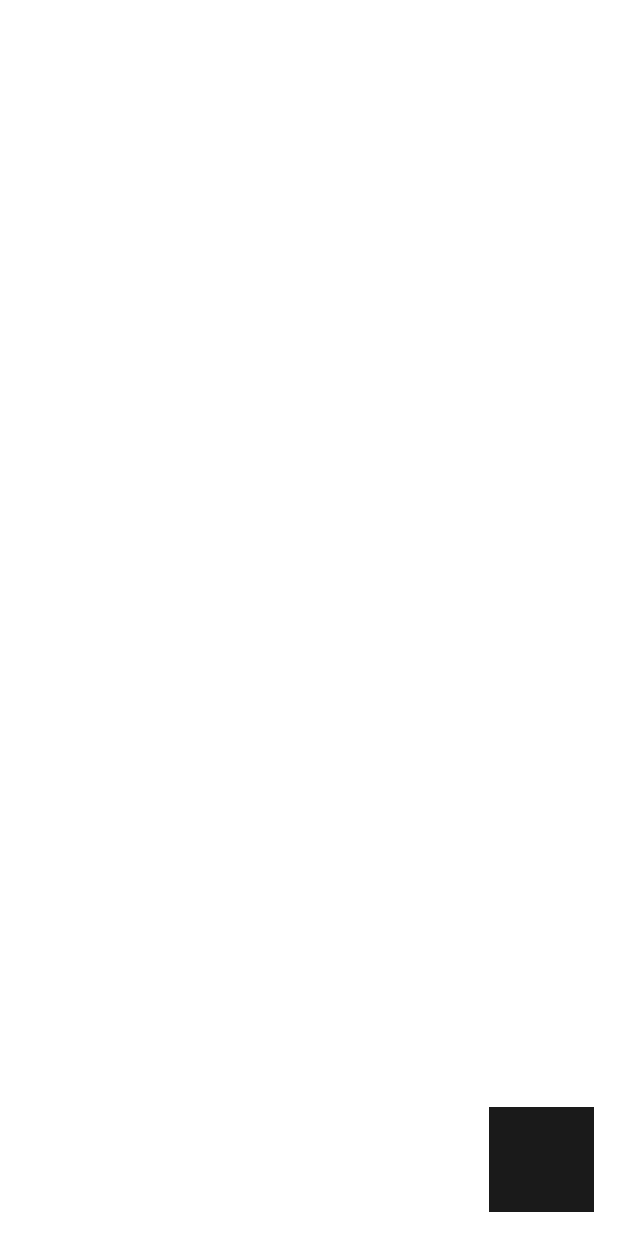
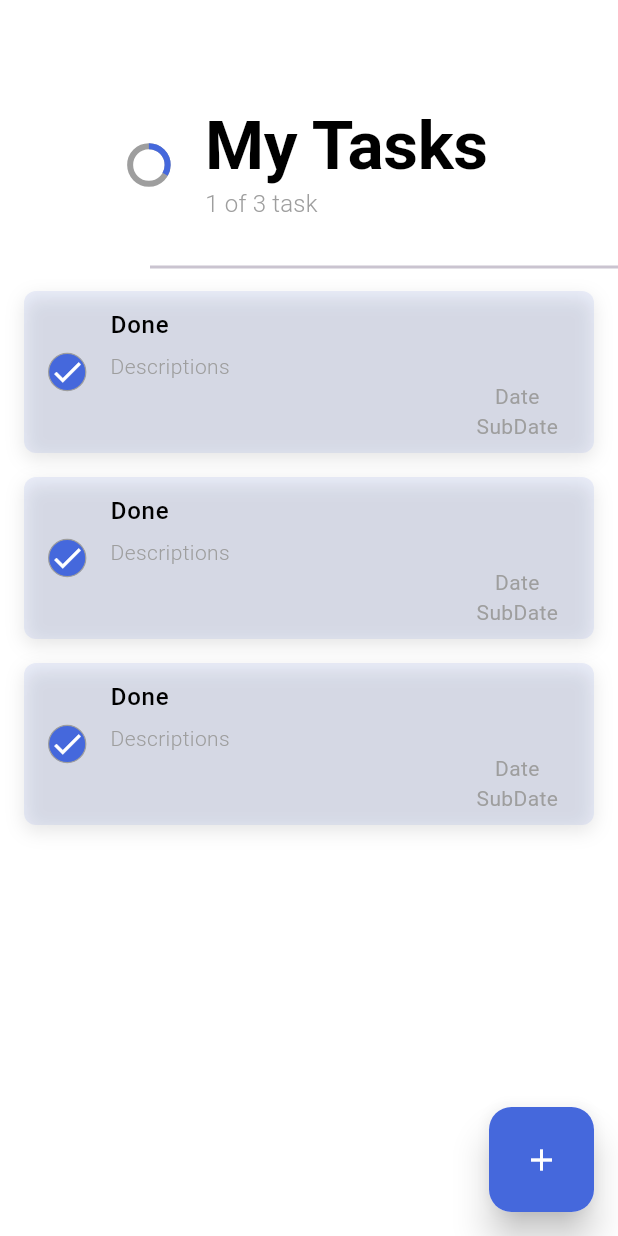
Before and after one commit to ArdaKaanOzturk/task_managament_app_with_flutter_hive, a Flutter app: the screen it shows after launch, on a phone screen of 412 x 824 dp. Run offline on Flutter 3.47's test engine with Material 3 defaults, Android fonts, the light colour scheme and no system bars; our stand-ins replace animate_do, hive_flutter, lottie; accounts and stored records are empty.

Commit message:
task widget & home page done

```diff
--- /dev/null
+++ b/lib/extensions/space_exs.dart
@@ -0,0 +1,15 @@
+import 'package:flutter/material.dart';
+
+extension IntExtension on int? {
+  int validate({int value = 0}){
+    return this ?? value;
+  }
+
+  Widget get h => SizedBox(
+    height: this?.toDouble(),
+  );
+
+  Widget get w => SizedBox(
+    width: this?.toDouble(),
+  );
+}
--- a/lib/main.dart
+++ b/lib/main.dart
@@ -1,12 +1,6 @@
-//? CodeWithFlexz on Instagram
-
-//* AmirBayat0 on Github
-//! Programming with Flexz on Youtube
-
 import 'package:flutter/material.dart';
 import 'package:hive_flutter/hive_flutter.dart';
 import 'package:task_managament_app_with_flutter_hive/views/home/home_view.dart';
-
 
 
 main(){
--- a/lib/utils/app_colors.dart
+++ b/lib/utils/app_colors.dart
@@ -1,7 +1,7 @@
 import 'package:flutter/material.dart';
 
 class AppColors {
-  static const Color primaryColor = Color(0xFF1A1A1A);
+  static const Color primaryColor = Color(0xff4568dc);
   static const List<Color> primaryGradientColor = [
     Color(0xff4568dc),
     Color(0xffb06ab3),
--- /dev/null
+++ b/lib/utils/constants.dart
@@ -0,0 +1 @@
+String lottieURL = 'assets/lottie/1.json';
--- /dev/null
+++ b/lib/views/home/components/fab.dart
@@ -0,0 +1,38 @@
+import 'dart:developer';
+
+import 'package:flutter/material.dart';
+import 'package:task_managament_app_with_flutter_hive/utils/app_colors.dart';
+
+class Fab extends StatelessWidget {
+  const Fab({
+    super.key,
+  });
+
+  @override
+  Widget build(BuildContext context) {
+    return GestureDetector(
+      onTap: (){
+        // we will navigate to Task view by tapping on this button
+        log("Task View");
+      },
+      child: Material(
+        borderRadius: BorderRadius.circular(15),
+        elevation: 10,
+        child: Container(
+          width: 70,
+          height: 70,
+          decoration: BoxDecoration(
+            color: AppColors.primaryColor,
+            borderRadius: BorderRadius.circular(15)
+          ),
+          child: const Center(
+            child: Icon(
+              Icons.add,
+              color: Colors.white,
+            )
+          )
+        ),
+      ),
+    );
+  }
+}
--- a/lib/views/home/home_view.dart
+++ b/lib/views/home/home_view.dart
@@ -1,5 +1,12 @@
 import 'package:flutter/material.dart';
+import 'package:lottie/lottie.dart';
+import 'package:task_managament_app_with_flutter_hive/extensions/space_exs.dart';
 import 'package:task_managament_app_with_flutter_hive/utils/app_colors.dart';
+import 'package:task_managament_app_with_flutter_hive/utils/app_str.dart';
+import 'package:task_managament_app_with_flutter_hive/utils/constants.dart';
+import 'package:task_managament_app_with_flutter_hive/views/home/components/fab.dart';
+import 'package:task_managament_app_with_flutter_hive/views/home/widget/task_widget.dart';
+import 'package:animate_do/animate_do.dart';
 
 class HomeView extends StatefulWidget {
   const HomeView({super.key});
@@ -9,20 +16,140 @@ class HomeView extends StatefulWidget {
 }
 
 class _HomeViewState extends State<HomeView> {
+
+  final List<int> testing = [1, 2, 3];
   @override
   Widget build(BuildContext context) {
+    TextTheme textTheme = Theme.of(context).textTheme;
+
     return Scaffold(
       backgroundColor: Colors.white,
 
-      // FAB
-      floatingActionButton: Material(
-        child: Container(
-          width: 70,
-          height: 70,
-          decoration: BoxDecoration(
-            color: AppColors.primaryColor,
+      /// FAB
+      floatingActionButton: const Fab(),
+
+      /// Body
+      body: _buildHomeBody(textTheme),
+    );
+  }
+
+/// Home Body
+  Widget _buildHomeBody(TextTheme textTheme) {
+    return SizedBox(
+      width: double.infinity,
+      height: double.infinity,
+      child: Column(
+        children: [
+          /// Custom App Bar
+          Container(
+              margin: const EdgeInsets.only(top: 60),
+              height: 100,
+              width: double.infinity,
+              child: Row(
+                mainAxisAlignment: MainAxisAlignment.center,
+                children: [
+                  /// Progress Indicator
+                  const SizedBox(
+                      width: 25,
+                      height: 25,
+                      child: CircularProgressIndicator(
+                          value: 1 / 3,
+                          backgroundColor: Colors.grey,
+                          valueColor: AlwaysStoppedAnimation(AppColors.primaryColor))),
+
+                  /// Space
+                  25.w,
+
+                  /// Top Level Task Info
+                  Column(
+                    mainAxisAlignment: MainAxisAlignment.center,
+                    crossAxisAlignment: CrossAxisAlignment.start,
+                    children: [
+                      Text(AppStr.mainTitle, style: textTheme.displayLarge),
+                      3.h,
+                      Text("1 of 3 task", style: textTheme.titleMedium),
+                    ],
+                  )
+                ],
+              )),
+
+          /// Divider
+          const Padding(
+            padding: EdgeInsets.only(top: 10),
+            child: Divider(
+              thickness: 2,
+              indent: 100,
+            ),
           ),
-        ),
+
+          /// Tasks
+          Expanded(
+            child: SingleChildScrollView(
+              child: SizedBox(
+                width: double.infinity,
+                height: 745,
+                child: testing.isNotEmpty
+
+                /// Task list is not empty
+                ? ListView.builder(
+                  /*shrinkWrap: true,
+                  physics: const NeverScrollableScrollPhysics(),*/
+                  itemCount: testing.length,
+                  scrollDirection: Axis.vertical,
+                  itemBuilder: (context, index) {
+                    return Dismissible(
+                      direction: DismissDirection.horizontal,
+                      onDismissed: (_){
+                        /// We will remove current task from DB
+                      },
+                      background: Row(
+                        mainAxisAlignment: MainAxisAlignment.center,
+                        children: [
+                          const Icon(
+                            Icons.delete_outline,
+                            color: Colors.grey
+                          ),
+                          8.w,
+                          const Text(AppStr.deletedTask,
+                          style: TextStyle(
+                            color: Colors.grey
+                          )
+                          )
+                        ]
+                      ),
+                      key: Key(
+                        index.toString()),
+                      child: const TaskWidget());
+                  },
+                )
+
+                /// Task list is empty
+                : Column(
+                  mainAxisAlignment: MainAxisAlignment.center,
+                  children: [
+
+                    /// Lottie Animation
+                    FadeIn(
+                      child: SizedBox(
+                        width: 200,
+                        height: 200,
+                        child: Lottie.asset(
+                          lottieURL,
+                          animate: testing.isNotEmpty ? false : true),
+                      ),
+                    ),
+
+                    /// sub Text
+                    FadeInUp(
+                      from: 30,
+                      child: const Text(
+                        AppStr.doneAllTask))
+                  ]
+                ),
+              ),
+            ),
+          )
+        ],
       ),
     );
   }
--- /dev/null
+++ b/lib/views/home/widget/task_widget.dart
@@ -0,0 +1,102 @@
+import 'package:flutter/material.dart';
+import 'package:task_managament_app_with_flutter_hive/utils/app_colors.dart';
+
+class TaskWidget extends StatelessWidget {
+  const TaskWidget({
+    super.key,
+  });
+
+  @override
+  Widget build(BuildContext context) {
+    return GestureDetector(
+      onTap: (){
+        /// Navigate to Task View to see Task Details
+      },
+      child: AnimatedContainer(
+        margin: const EdgeInsets.symmetric(horizontal: 16, vertical: 8),
+        decoration: BoxDecoration(
+          color: AppColors.primaryColor.withOpacity(0.1),
+          borderRadius: BorderRadius.circular(8),
+          boxShadow: [
+            BoxShadow(
+              color: Colors.black.withOpacity(.1),
+              offset: const Offset(0, 4),
+              blurRadius: 10,
+            )
+          ]
+        ),
+        duration: const Duration(milliseconds: 600),
+        child: ListTile(
+
+
+          /// Check Icon
+          leading: GestureDetector(
+            onTap: (){
+              /// Check or unCheck the task
+                },
+            child: AnimatedContainer(
+              duration: const Duration(milliseconds: 600),
+              decoration: BoxDecoration(
+                color: AppColors.primaryColor,
+                shape: BoxShape.circle,
+                border: Border.all(color: Colors.grey, width: .8)
+              ),
+              child: const Icon(Icons.check,
+                  color: Colors.white,
+              ),
+            ),
+          ),
+
+        /// Task Title
+        title: const Padding(
+          padding: EdgeInsets.only(bottom: 5, top: 3),
+          child: Text("Done",
+              style: TextStyle(
+                color: Colors.black,
+                fontWeight: FontWeight.w500,
+                // decoration: TextDecoration.lineThrough
+              )
+            ),
+        ),
+
+        /// Task Description
+        subtitle: const Column(
+          crossAxisAlignment: CrossAxisAlignment.start,
+          children: [
+            Text("Descriptions",
+                style: TextStyle(
+                  color: Colors.grey,
+                  fontWeight: FontWeight.w300,
+                  // decoration: TextDecoration.lineThrough
+                ),
+            ),
+
+            /// Date of Task
+            Align(
+              alignment: Alignment.centerRight,
+              child: Column(
+                mainAxisAlignment: MainAxisAlignment.center,
+                children: [
+                  Text("Date",
+                  style: TextStyle(
+                    fontSize: 14,
+                    color: Colors.grey,
+                  )
+                  ),
+                  Text("SubDate",
+                  style: TextStyle(
+                    fontSize: 14,
+                    color: Colors.grey,
+                  )
+                  ),
+                ]
+              ),
+            )
+          ]
+        ),
+
+        ),
+      ),
+    );
+  }
+}
```
